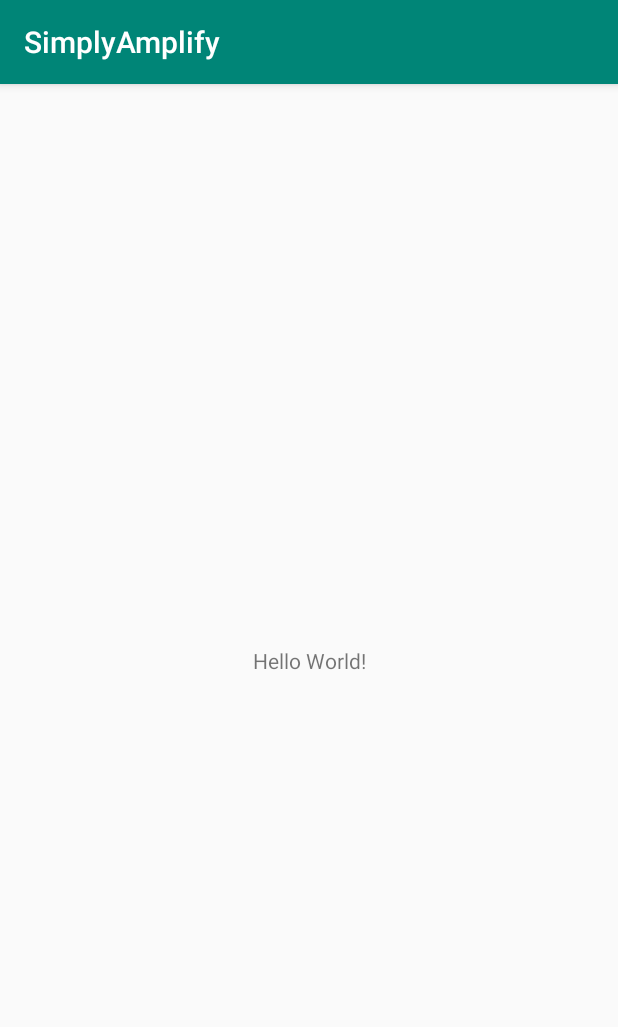
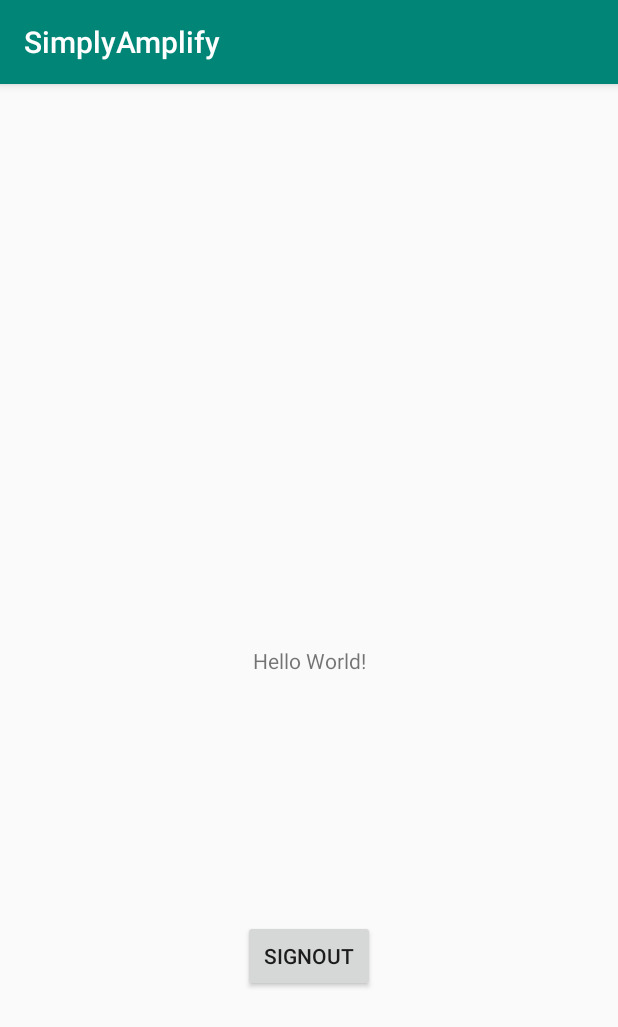
Before and after one commit to kktsuji/simply-amplify, an Android app: the screen it shows after launch (MainActivity), on a phone screen of 412 x 824 dp. Shown: the top 1027 px of the screen. Run offline under Robolectric (Android 15) with nearby library versions, the phone set to English and light mode, and no system bars; libraries missing offline, so code that uses them is left out: com.amazonaws.mobile; 1 statement that could not run was skipped.

Commit message:
Add signout button

```diff
--- a/app/src/main/java/com/example/simplyamplify/MainActivity.kt
+++ b/app/src/main/java/com/example/simplyamplify/MainActivity.kt
@@ -8,6 +8,9 @@ import androidx.core.app.ComponentActivity
 import androidx.core.app.ComponentActivity.ExtraData
 import androidx.core.content.ContextCompat.getSystemService
 import android.icu.lang.UCharacter.GraphemeClusterBreak.T
+import android.view.View
+import android.widget.Button
+import android.widget.Toast
 import androidx.fragment.app.FragmentActivity
 import com.amazonaws.mobile.client.*
 
@@ -18,6 +21,21 @@ class MainActivity : AppCompatActivity() {
         super.onCreate(savedInstanceState)
         setContentView(R.layout.activity_main)
 
+        // ログイン画面
+        initializeAWSMobileClient()
+
+        // サインアウトボタンの定義
+        val buttonSignout = findViewById(R.id.buttonSignout) as Button
+        buttonSignout.setOnClickListener{
+            AWSMobileClient.getInstance().signOut()
+            //AWSMobileClient.getInstance().signOut(SignOutOptions.builder().signOutGlobally(true).build())
+            initializeAWSMobileClient()
+            //Toast.makeText(this, "Good", Toast.LENGTH_SHORT).show()
+        }
+
+    }
+
+    fun initializeAWSMobileClient(){
         AWSMobileClient.getInstance().initialize(applicationContext, object : Callback<UserStateDetails> {
             override fun onResult(userStateDetails: UserStateDetails) {
                 when (userStateDetails.userState) {
--- a/app/src/main/res/layout/activity_main.xml
+++ b/app/src/main/res/layout/activity_main.xml
@@ -16,4 +16,14 @@
         app:layout_constraintTop_toTopOf="parent"
         android:id="@+id/myTextView"/>
 
+    <Button
+        android:id="@+id/buttonSignout"
+        android:layout_width="wrap_content"
+        android:layout_height="wrap_content"
+        android:text="Signout"
+        app:layout_constraintBottom_toBottomOf="parent"
+        app:layout_constraintEnd_toEndOf="parent"
+        app:layout_constraintStart_toStartOf="parent"
+        app:layout_constraintTop_toBottomOf="@+id/myTextView" />
+
 </androidx.constraintlayout.widget.ConstraintLayout>
```
